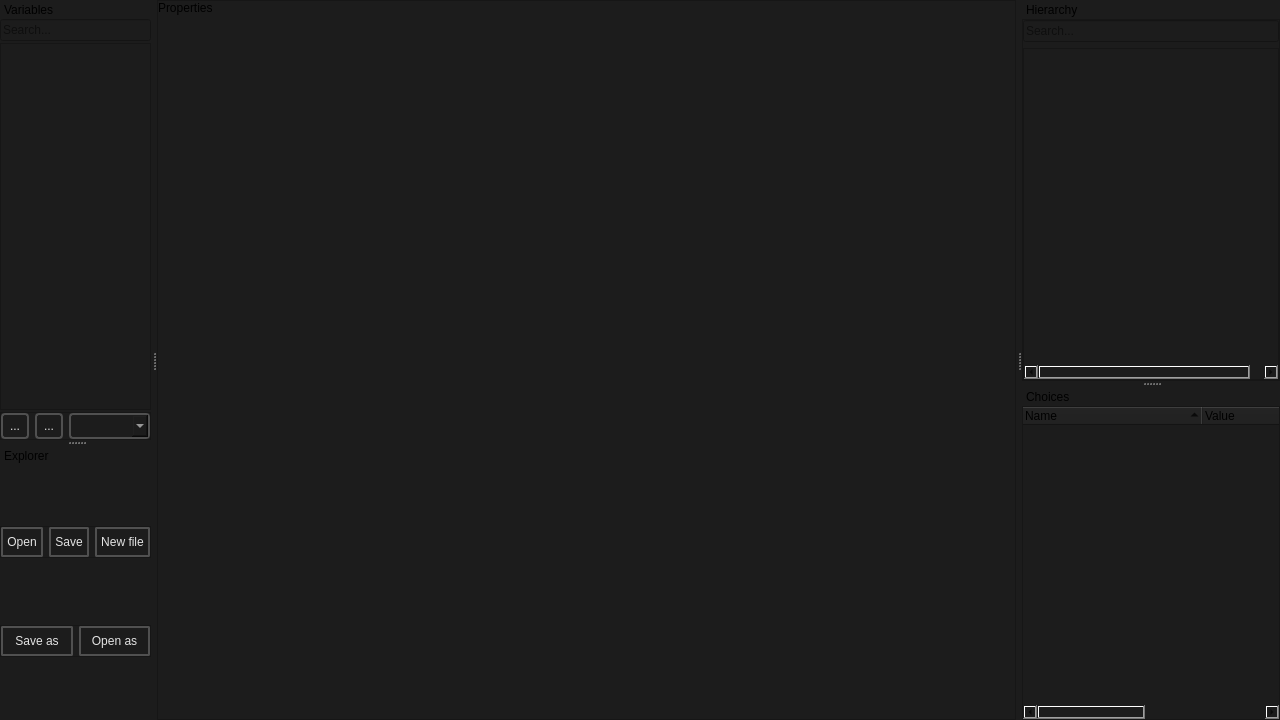
Above: smartprop_editor/main.ui from dertwist/Hammer5Tools before the change. Below: the same form after it.
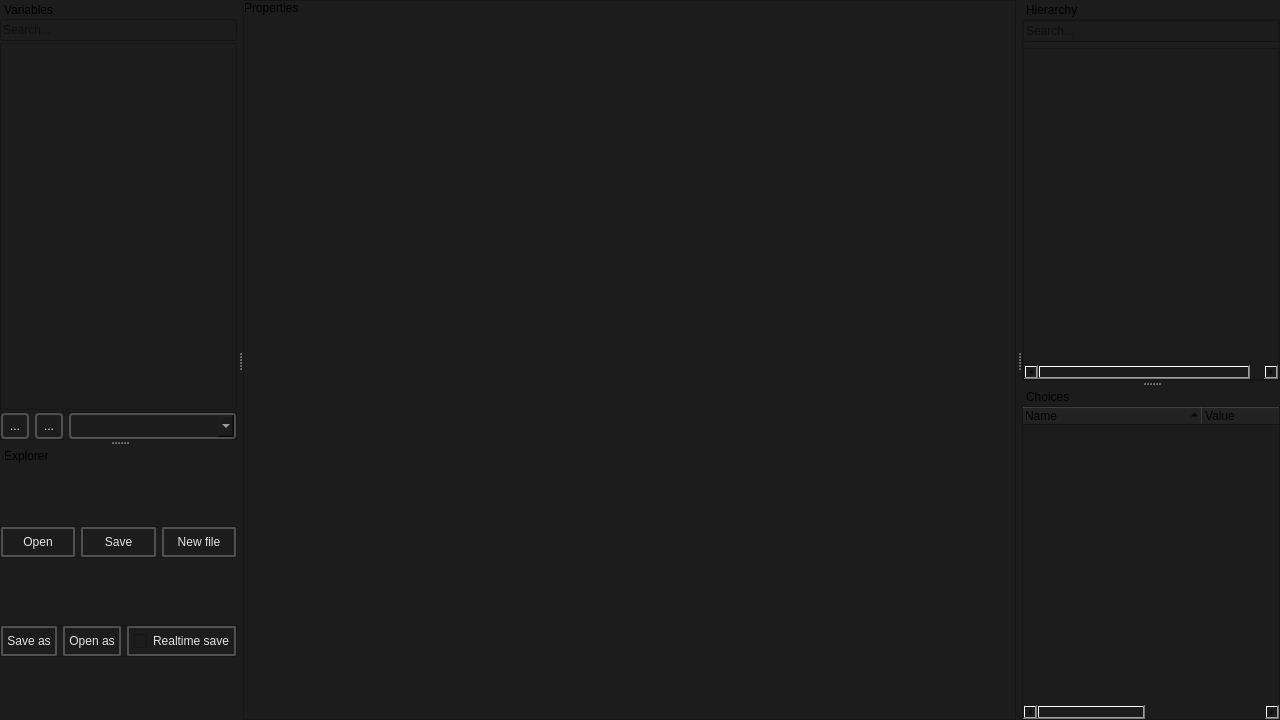
That is the form after the change. Icons and pictures are not drawn.

The edit to the form file:
```diff
--- a/smartprop_editor/main.ui
+++ b/smartprop_editor/main.ui
@@ -99,7 +99,7 @@
            <rect>
             <x>0</x>
             <y>0</y>
-            <width>793</width>
+            <width>730</width>
             <height>702</height>
            </rect>
           </property>
@@ -323,7 +323,7 @@
          <rect>
           <x>0</x>
           <y>0</y>
-          <width>217</width>
+          <width>280</width>
           <height>345</height>
          </rect>
         </property>
@@ -1033,6 +1033,39 @@
           </property>
          </widget>
         </item>
+        <item>
+         <widget class="QCheckBox" name="realtime_save_checkbox">
+          <property name="styleSheet">
+           <string notr="true">
+    /* QPushButton default and hover styles */
+    QCheckBox {
+
+        font: 580 10pt &quot;Segoe UI&quot;;
+
+        border: 2px solid black;
+        border-radius: 2px;
+        border-color: rgba(80, 80, 80, 255);
+        height:22px;
+        padding-top: 2px;
+        padding-bottom:2px;
+        padding-left: 4px;
+        padding-right: 4px;
+        color: #E3E3E3;
+        background-color: #1C1C1C;
+    }
+    QCheckBox:hover {
+        background-color: #414956;
+        color: white;
+    }
+    QCheckBox:pressed {
+
+    }</string>
+          </property>
+          <property name="text">
+           <string>Realtime save</string>
+          </property>
+         </widget>
+        </item>
        </layout>
       </widget>
      </item>
```
